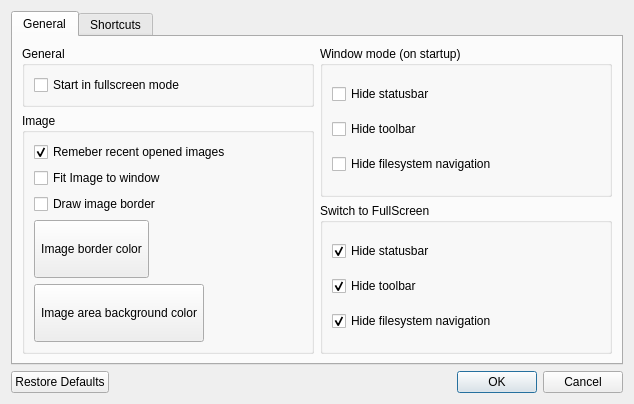
This is src/ui/forms/SettingsDialog.ui in vookimedlo/vooki-image-viewer as Qt 5 draws it before an edit. The edited form follows.
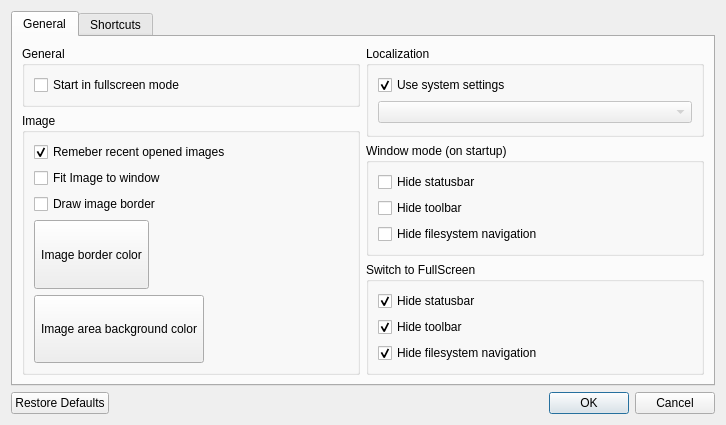
This is the edited form. Icons and pictures are not drawn. Custom widgets are drawn as their Qt base class.

Commit message: 🔩Code: Initial localization settings

```diff
--- a/src/ui/forms/SettingsDialog.ui
+++ b/src/ui/forms/SettingsDialog.ui
@@ -7,8 +7,8 @@
    <rect>
     <x>0</x>
     <y>0</y>
-    <width>634</width>
-    <height>404</height>
+    <width>726</width>
+    <height>423</height>
    </rect>
   </property>
   <property name="windowTitle">
@@ -136,6 +136,38 @@
          </item>
          <item>
           <layout class="QVBoxLayout" name="verticalLayout_7">
+           <item>
+            <widget class="QGroupBox" name="groupBox_5">
+             <property name="title">
+              <string>Localization</string>
+             </property>
+             <layout class="QVBoxLayout" name="verticalLayout_10">
+              <item>
+               <widget class="QCheckBox" name="checkBoxUseSystemLanguage">
+                <property name="whatsThis">
+                 <string notr="true">viv/language/system</string>
+                </property>
+                <property name="text">
+                 <string>Use system settings</string>
+                </property>
+                <property name="checked">
+                 <bool>true</bool>
+                </property>
+               </widget>
+              </item>
+              <item>
+               <widget class="QComboBox" name="comboBoxLanguage">
+                <property name="enabled">
+                 <bool>false</bool>
+                </property>
+                <property name="whatsThis">
+                 <string notr="true"/>
+                </property>
+               </widget>
+              </item>
+             </layout>
+            </widget>
+           </item>
            <item>
             <widget class="QGroupBox" name="groupBox_2">
              <property name="title">
```
Left out of the diff: 49 changed lines with no effect on the pictures. The commit also changes 33 other files.
